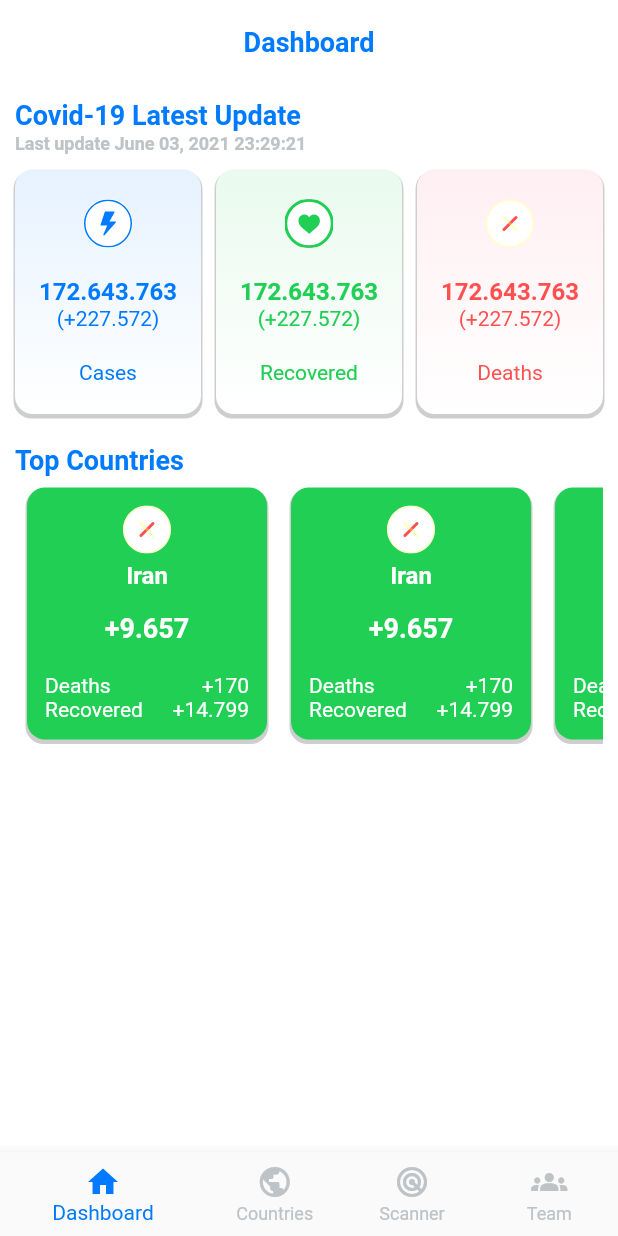
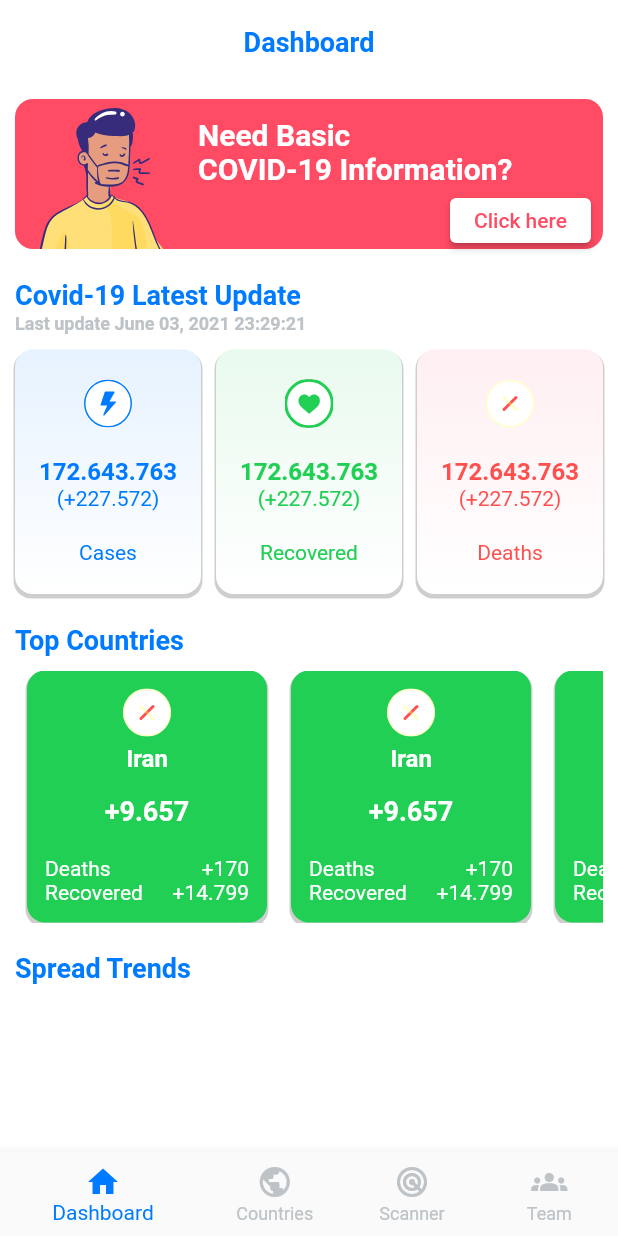
Before and after one commit to huaviet99/Distance-Guard-Flutter, a Flutter app: the screen it shows after launch, on a phone screen of 412 x 824 dp. Run offline on Flutter 3.47's test engine with Material 2 defaults, Android fonts, the phone set to English and light mode, and no system bars; our stand-ins replace flutter_svg.

Commit message:
add slogan

```diff
--- a/lib/constants/colors.dart
+++ b/lib/constants/colors.dart
@@ -4,6 +4,5 @@ class MyAppColor {
   static const primaryBlue = Color(0xFF007BFF);
   static const primaryGreen = Color(0xFF21CF55);
   static const primaryRed = Color(0xFFFF5050);
-
   static const unselectedColor = Color(0xFFBDC3C7);
 }
--- a/lib/pages/dashboard_page.dart
+++ b/lib/pages/dashboard_page.dart
@@ -22,11 +22,68 @@ class _DashboardPageState extends State<DashboardPage> {
           crossAxisAlignment: CrossAxisAlignment.start,
           mainAxisSize: MainAxisSize.min,
           children: [
+            _buildSloganComponent(),
+            SizedBox(height: 20),
             _buildLatestUpdateComponent(),
             SizedBox(height: 20),
             _buildTopCountriesComponent(),
+            SizedBox(height: 20),
+            _buildSpreadTrendsComponent(),
           ],
         ),
+      ),
+    );
+  }
+
+  Widget _buildSloganComponent() {
+    return Container(
+      width: double.infinity,
+      decoration: BoxDecoration(
+        color: Color(0xFFFF4B63),
+        borderRadius: BorderRadius.circular(12.0),
+      ),
+      child: Row(
+        children: [
+          SvgPicture.asset('images/img_slogan_character.svg'),
+          Expanded(
+            child: Padding(
+              padding: EdgeInsets.fromLTRB(0, 8, 8, 0),
+              child: Column(
+                crossAxisAlignment: CrossAxisAlignment.start,
+                children: [
+                  Text(
+                    'Need Basic\nCOVID-19 Information?',
+                    style: TextStyle(
+                      color: Colors.white,
+                      fontWeight: FontWeight.bold,
+                      fontSize: 20.0,
+                    ),
+                  ),
+                  SizedBox(height: 8),
+                  Align(
+                    alignment: Alignment.bottomRight,
+                    child: SizedBox(
+                      height: 30.0,
+                      child: ElevatedButton(
+                        style: ElevatedButton.styleFrom(
+                          onPrimary: Color(0xFFFF4B63),
+                          primary: Colors.white,
+                        ),
+                        onPressed: () {},
+                        child: Text(
+                          'Click here',
+                          style: TextStyle(
+                            color: Color(0xFFFF4B63),
+                          ),
+                        ),
+                      ),
+                    ),
+                  ),
+                ],
+              ),
+            ),
+          ),
+        ],
       ),
     );
   }
@@ -97,8 +154,7 @@ class _DashboardPageState extends State<DashboardPage> {
   }
 
   Widget _buildTopCountriesComponent() {
-    return Expanded(
-      child: Column(
+    return Column(
       crossAxisAlignment: CrossAxisAlignment.start,
       children: [
         Text(
@@ -109,6 +165,7 @@ class _DashboardPageState extends State<DashboardPage> {
             fontWeight: FontWeight.w600,
           ),
         ),
+        SizedBox(height: 10),
         SingleChildScrollView(
           scrollDirection: Axis.horizontal,
           child: Row(
@@ -122,7 +179,22 @@ class _DashboardPageState extends State<DashboardPage> {
           ),
         ),
       ],
+    );
+  }
+
+  Widget _buildSpreadTrendsComponent() {
+    return Column(
+      children: [
+        Text(
+          'Spread Trends',
+          style: TextStyle(
+            fontSize: 18.0,
+            color: MyAppColor.primaryBlue,
+            fontWeight: FontWeight.w600,
           ),
+        ),
+        SizedBox(height: 10),
+      ],
     );
   }
 }
--- a/lib/widgets/top_country_item.dart
+++ b/lib/widgets/top_country_item.dart
@@ -8,7 +8,7 @@ class TopCountryItem extends StatelessWidget {
   @override
   Widget build(BuildContext context) {
     return Padding(
-      padding: EdgeInsets.all(8.0),
+      padding: EdgeInsets.symmetric(horizontal: 8.0),
       child: Container(
         width: 160.0,
         decoration: BoxDecoration(
```
Also changed, not shown: images/img_slogan_character.svg (added). Lines whose indentation alone changed are shown as unchanged.
